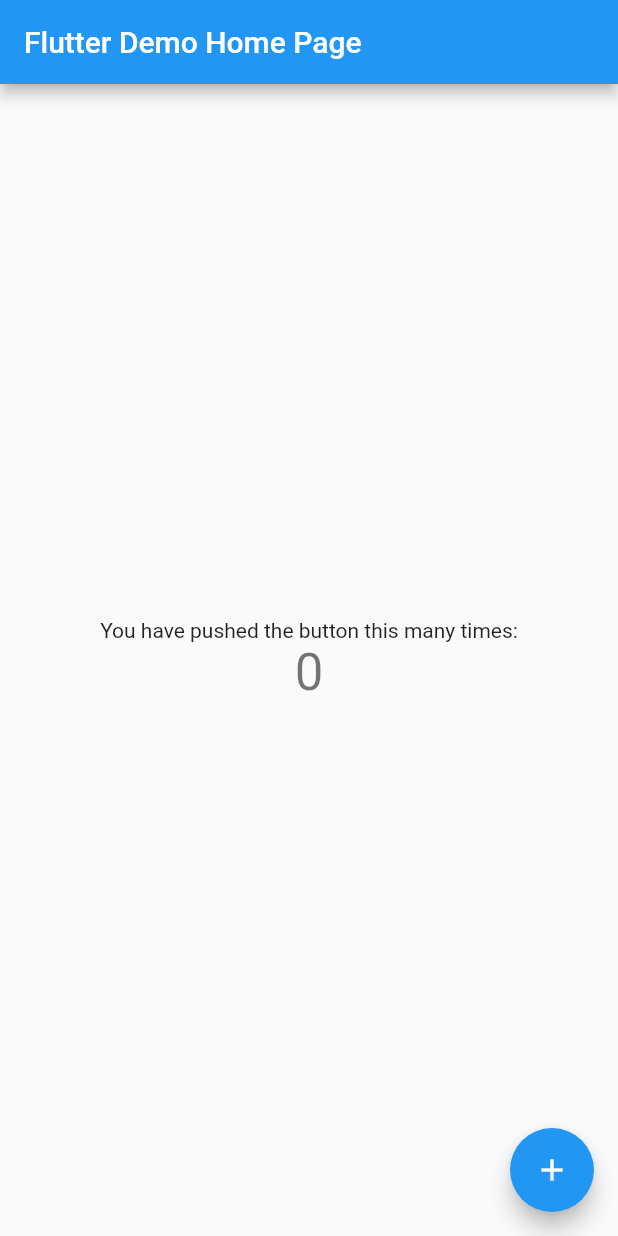
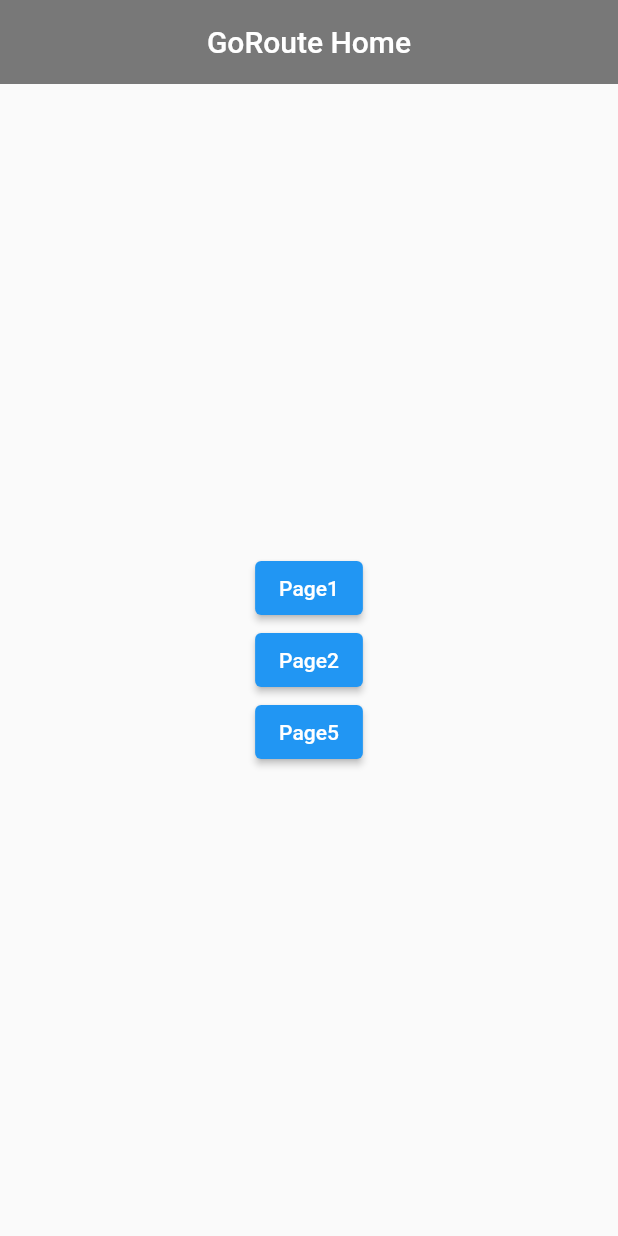
Before and after one commit to sahil078078/FlutterGoRouteImplemets, a Flutter app: the screen it shows after launch, on a phone screen of 412 x 824 dp. Run offline on Flutter 3.47's test engine with Material 2 defaults, Android fonts, the phone set to English and light mode, and no system bars; our stand-ins replace go_router.

Commit message:
implement of GoRoute

```diff
--- /dev/null
+++ b/lib/10October_GoRoute/Constants/oct_10_routes.dart
@@ -0,0 +1,44 @@
+import 'package:flutter_go_route_implements/10October_GoRoute/Constants/oct_10_routes_pages.dart';
+import 'package:flutter_go_route_implements/10October_GoRoute/Page/oct_10_page1.dart';
+import 'package:flutter_go_route_implements/10October_GoRoute/Page/oct_10_page2.dart';
+import 'package:flutter_go_route_implements/10October_GoRoute/Page/oct_10_page3.dart';
+import 'package:flutter_go_route_implements/10October_GoRoute/Page/oct_10_page4.dart';
+import 'package:flutter_go_route_implements/10October_GoRoute/Page/oct_10_page5.dart';
+import 'package:go_router/go_router.dart';
+
+import '../oct_10_go_route_home.dart';
+
+final GoRouter oct10Route = GoRouter(
+  initialLocation: Oct10RoutesPages.goRouterHomeScreen,
+  routes: <GoRoute>[
+    GoRoute(
+      path: Oct10RoutesPages.goRouterHomeScreen,
+      builder: (context, state) => const Oct10GoRouteHome(),
+    ),
+    GoRoute(
+      name: Oct10RoutesPages.page1,
+      path: Oct10RoutesPages.page1,
+      builder: (context, state) => const Oct10Page1(),
+    ),
+    GoRoute(
+      path: Oct10RoutesPages.page2,
+      builder: (context, state) => const Oct10Page2(),
+      routes: [
+        GoRoute(
+          path: Oct10RoutesPages.page3,
+          builder: (context, state) => const Oct10Page3(),
+        ),
+        GoRoute(
+          path: Oct10RoutesPages.page4,
+          builder: (context, state) => const Oct10Page4(),
+          routes: [
+            GoRoute(
+              path: Oct10RoutesPages.page5,
+              builder: (context, state) => const Oct10Page5(),
+            ),
+          ],
+        ),
+      ],
+    ),
+  ],
+);
--- /dev/null
+++ b/lib/10October_GoRoute/Constants/oct_10_routes_pages.dart
@@ -0,0 +1,8 @@
+class Oct10RoutesPages {
+  static const String goRouterHomeScreen = '/Home';
+  static const String page1 = '/page1';
+  static const String page2 = '/page2';
+  static const String page3 = 'page3';
+  static const String page4 = 'page4';
+  static const String page5 = 'page5';
+}
--- /dev/null
+++ b/lib/10October_GoRoute/oct_10_go_route_home.dart
@@ -0,0 +1,51 @@
+import 'package:flutter/material.dart';
+import 'package:flutter_go_route_implements/10October_GoRoute/Constants/oct_10_routes_pages.dart';
+import 'package:go_router/go_router.dart';
+
+class Oct10GoRouteHome extends StatelessWidget {
+  const Oct10GoRouteHome({Key? key}) : super(key: key);
+
+  @override
+  Widget build(BuildContext context) {
+    return Scaffold(
+      appBar: AppBar(
+        backgroundColor: Colors.black.withOpacity(0.52),
+        title: const Text('GoRoute Home'),
+        centerTitle: true,
+        elevation: 0.0,
+      ),
+      body: Center(
+        child: Column(
+          mainAxisAlignment: MainAxisAlignment.center,
+          children: [
+            ElevatedButton(
+              onPressed: () {
+                // GoRouter.of(context).go(Oct10RoutesPages.page1); // its direct work as push and replace
+                // context.go(Oct10RoutesPages.page1);  // its direct work as push and replace
+
+                GoRouter.of(context).push(
+                  Oct10RoutesPages.page1,
+                ); // work as push push
+              },
+              child: const Text('Page1'),
+            ),
+            ElevatedButton(
+              onPressed: () async {
+                GoRouter.of(context).push(
+                  Oct10RoutesPages.page2,
+                );
+              },
+              child: const Text('Page2'),
+            ),
+            ElevatedButton(
+              onPressed: () async {
+                GoRouter.of(context).push('${Oct10RoutesPages.page2}/${Oct10RoutesPages.page4}/${Oct10RoutesPages.page5}');
+              },
+              child: const Text('Page5'),
+            ),
+          ],
+        ),
+      ),
+    );
+  }
+}
--- a/lib/main.dart
+++ b/lib/main.dart
@@ -1,115 +1,21 @@
 import 'package:flutter/material.dart';
+import '10October_GoRoute/Constants/oct_10_routes.dart';
 
 void main() {
   runApp(const MyApp());
 }
 
 class MyApp extends StatelessWidget {
-  const MyApp({super.key});
+  const MyApp({Key? key}) : super(key: key);
 
-  // This widget is the root of your application.
   @override
   Widget build(BuildContext context) {
-    return MaterialApp(
-      title: 'Flutter Demo',
-      theme: ThemeData(
-        // This is the theme of your application.
-        //
-        // Try running your application with "flutter run". You'll see the
-        // application has a blue toolbar. Then, without quitting the app, try
-        // changing the primarySwatch below to Colors.green and then invoke
-        // "hot reload" (press "r" in the console where you ran "flutter run",
-        // or simply save your changes to "hot reload" in a Flutter IDE).
-        // Notice that the counter didn't reset back to zero; the application
-        // is not restarted.
-        primarySwatch: Colors.blue,
-      ),
-      home: const MyHomePage(title: 'Flutter Demo Home Page'),
+    return MaterialApp.router(
+      title: 'Go Router Flutter',
+      debugShowCheckedModeBanner: false,
+      routerDelegate: oct10Route.routerDelegate,
+      routeInformationParser: oct10Route.routeInformationParser,
+      routeInformationProvider: oct10Route.routeInformationProvider,
     );
   }
 }
-
-class MyHomePage extends StatefulWidget {
-  const MyHomePage({super.key, required this.title});
-
-  // This widget is the home page of your application. It is stateful, meaning
-  // that it has a State object (defined below) that contains fields that affect
-  // how it looks.
-
-  // This class is the configuration for the state. It holds the values (in this
-  // case the title) provided by the parent (in this case the App widget) and
-  // used by the build method of the State. Fields in a Widget subclass are
-  // always marked "final".
-
-  final String title;
-
-  @override
-  State<MyHomePage> createState() => _MyHomePageState();
-}
-
-class _MyHomePageState extends State<MyHomePage> {
-  int _counter = 0;
-
-  void _incrementCounter() {
-    setState(() {
-      // This call to setState tells the Flutter framework that something has
-      // changed in this State, which causes it to rerun the build method below
-      // so that the display can reflect the updated values. If we changed
-      // _counter without calling setState(), then the build method would not be
-      // called again, and so nothing would appear to happen.
-      _counter++;
-    });
-  }
-
-  @override
-  Widget build(BuildContext context) {
-    // This method is rerun every time setState is called, for instance as done
-    // by the _incrementCounter method above.
-    //
-    // The Flutter framework has been optimized to make rerunning build methods
-    // fast, so that you can just rebuild anything that needs updating rather
-    // than having to individually change instances of widgets.
-    return Scaffold(
-      appBar: AppBar(
-        // Here we take the value from the MyHomePage object that was created by
-        // the App.build method, and use it to set our appbar title.
-        title: Text(widget.title),
-      ),
-      body: Center(
-        // Center is a layout widget. It takes a single child and positions it
-        // in the middle of the parent.
-        child: Column(
-          // Column is also a layout widget. It takes a list of children and
-          // arranges them vertically. By default, it sizes itself to fit its
-          // children horizontally, and tries to be as tall as its parent.
-          //
-          // Invoke "debug painting" (press "p" in the console, choose the
-          // "Toggle Debug Paint" action from the Flutter Inspector in Android
-          // Studio, or the "Toggle Debug Paint" command in Visual Studio Code)
-          // to see the wireframe for each widget.
-          //
-          // Column has various properties to control how it sizes itself and
-          // how it positions its children. Here we use mainAxisAlignment to
-          // center the children vertically; the main axis here is the vertical
-          // axis because Columns are vertical (the cross axis would be
-          // horizontal).
-          mainAxisAlignment: MainAxisAlignment.center,
-          children: <Widget>[
-            const Text(
-              'You have pushed the button this many times:',
-            ),
-            Text(
-              '$_counter',
-              style: Theme.of(context).textTheme.headline4,
-            ),
-          ],
-        ),
-      ),
-      floatingActionButton: FloatingActionButton(
-        onPressed: _incrementCounter,
-        tooltip: 'Increment',
-        child: const Icon(Icons.add),
-      ), // This trailing comma makes auto-formatting nicer for build methods.
-    );
-  }
-}
```
Also changed, not shown: lib/10October_GoRoute/Page/oct_10_page1.dart (added, +34 -0 lines), lib/10October_GoRoute/Page/oct_10_page2.dart (added, +42 -0 lines), lib/10October_GoRoute/Page/oct_10_page3.dart (added, +17 -0 lines), lib/10October_GoRoute/Page/oct_10_page4.dart (added, +17 -0 lines), lib/10October_GoRoute/Page/oct_10_page5.dart (added, +17 -0 lines), pubspec.yaml (+5 -55 lines), pubspec.lock.
